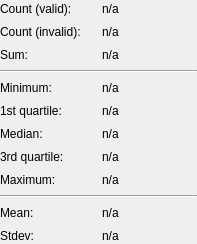
marc-sturm/TSVview, file src/TSVview/Statistics/StatisticsSummaryWidget.ui: the form before one commit.
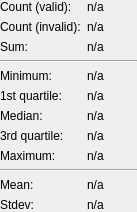
The form after the commit.

What changed in the file:
```diff
--- a/src/TSVview/Statistics/StatisticsSummaryWidget.ui
+++ b/src/TSVview/Statistics/StatisticsSummaryWidget.ui
@@ -6,8 +6,8 @@
    <rect>
     <x>0</x>
     <y>0</y>
-    <width>197</width>
-    <height>244</height>
+    <width>130</width>
+    <height>202</height>
    </rect>
   </property>
   <property name="windowTitle">
```
Left out of the diff: 41 changed lines with no effect on the pictures.
